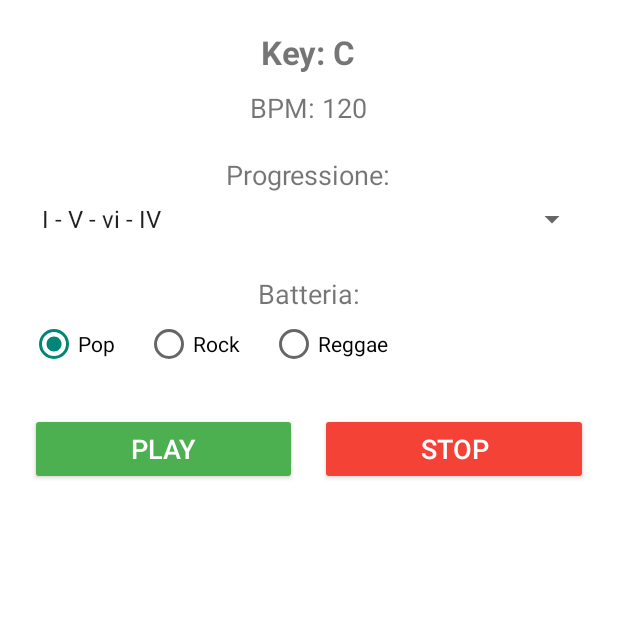
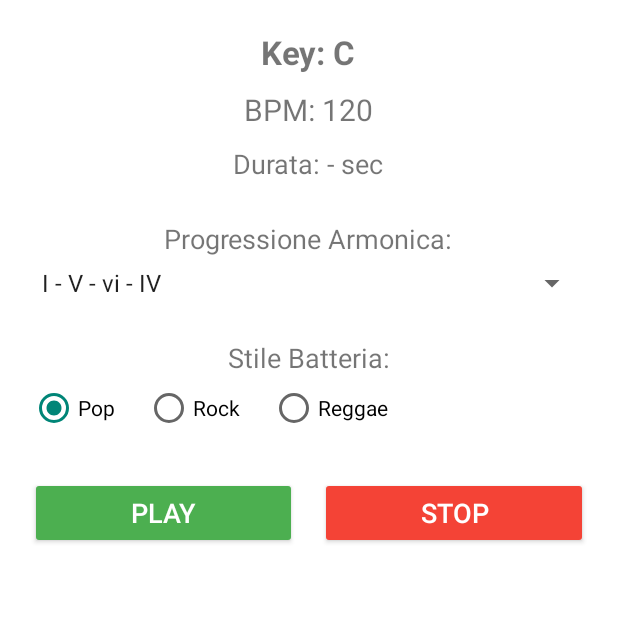
Before and after one commit to matteobross/Esame2, an Android app built with Jetpack Compose: the ArrangerActivity screen opened directly, with no data from a screen before it, after a tap on "PLAY", on a phone screen of 412 x 824 dp, the top half of it. Run offline under Robolectric (Android 15) with nearby library versions, the phone set to English and light mode, and no system bars; pictures from the network do not load.

Commit message:
forse è funzionante, da provare al cell

```diff
--- a/app/src/main/AndroidManifest.xml
+++ b/app/src/main/AndroidManifest.xml
@@ -1,6 +1,7 @@
 <?xml version="1.0" encoding="utf-8"?>
 <manifest xmlns:android="http://schemas.android.com/apk/res/android"
     xmlns:tools="http://schemas.android.com/tools">
+    <uses-permission android:name="android.permission.INTERNET" />
 
     <uses-permission android:name="android.permission.RECORD_AUDIO" />
     <uses-permission
@@ -19,6 +20,7 @@
         android:label="@string/app_name"
         android:roundIcon="@mipmap/ic_launcher_round"
         android:supportsRtl="true"
+        android:usesCleartextTraffic="true"
         android:theme="@style/Theme.AppCompat.DayNight.NoActionBar">
 
         <activity
--- a/app/src/main/java/it/progmob/esame2/ArrangementActivity.kt
+++ /dev/null
@@ -1,253 +0,0 @@
-package it.progmob.esame2
-
-import android.media.MediaPlayer
-import android.media.SoundPool
-import android.os.Bundle
-import android.os.Handler
-import android.os.Looper
-import android.widget.*
-import androidx.appcompat.app.AppCompatActivity
-
-class ArrangerActivity : AppCompatActivity() {
-
-    // UI
-    private lateinit var txtKey: TextView
-    private lateinit var txtBpm: TextView
-    private lateinit var spinnerProgression: Spinner
-    private lateinit var radioDrums: RadioGroup
-    private lateinit var btnPlay: Button
-    private lateinit var btnStop: Button
-
-    // Audio
-    private lateinit var soundPool: SoundPool
-    private var mediaPlayer: MediaPlayer? = null
-
-    // Piano notes
-    private val pianoNotes = HashMap<String, Int>()
-
-    // Drum samples
-    private var kickId = 0
-    private var snareId = 0
-    private var hihatId = 0
-
-    // Loop engine
-    private val handler = Handler(Looper.getMainLooper())
-    private var isPlaying = false
-    private var step = 0
-
-    // VARIABILI MUSICALI DA INSERIRE QUANDO SONO PRESE DAL WEB
-    private var bpm = 120
-    private var key = "C"
-
-    override fun onCreate(savedInstanceState: Bundle?) {
-        super.onCreate(savedInstanceState)
-        setContentView(R.layout.activity_arranger)
-
-        txtKey = findViewById(R.id.txtKey)
-        txtBpm = findViewById(R.id.txtBpm)
-        spinnerProgression = findViewById(R.id.spinnerProgression)
-        radioDrums = findViewById(R.id.radioDrums)
-        btnPlay = findViewById(R.id.btnPlay)
-        btnStop = findViewById(R.id.btnStop)
-
-        // Get values from previous Activity
-        key = intent.getStringExtra("key") ?: "C"
-        bpm = intent.getIntExtra("bpm", 120)
-
-        txtKey.text = "Key: $key"
-        txtBpm.text = "BPM: $bpm"
-
-        // Set progression choices
-        val progressions = listOf("I - V - vi - IV", "ii - V - I", "vi - IV - I - V")
-        spinnerProgression.adapter = ArrayAdapter(
-            this,
-            android.R.layout.simple_spinner_item,
-            progressions
-        )
-
-        // Setup SoundPool
-        soundPool = SoundPool.Builder().setMaxStreams(12).build()
-
-        loadPianoNotes()
-        loadDrumSamples()
-
-        // Load recorded audio (loop)
-        val audioPath = intent.getStringExtra("audioPath")
-        if (audioPath != null) {
-            mediaPlayer = MediaPlayer().apply {
-                setDataSource(audioPath)
-                isLooping = true
-                prepare()
-            }
-        }
-
-        btnPlay.setOnClickListener { startAll() }
-        btnStop.setOnClickListener { stopAll() }
-    }
-
-    // -------------------------------------------------------
-    // LOAD SAMPLES
-    // -------------------------------------------------------
-
-    private fun loadPianoNotes() {
-        pianoNotes["C"]  = soundPool.load(this, R.raw.piano_c, 1)
-        pianoNotes["C#"] = soundPool.load(this, R.raw.piano_csharp, 1)
-        pianoNotes["D"]  = soundPool.load(this, R.raw.piano_d, 1)
-        pianoNotes["D#"] = soundPool.load(this, R.raw.piano_dsharp, 1)
-        pianoNotes["E"]  = soundPool.load(this, R.raw.piano_e, 1)
-        pianoNotes["F"]  = soundPool.load(this, R.raw.piano_f, 1)
-        pianoNotes["F#"] = soundPool.load(this, R.raw.piano_fsharp, 1)
-        pianoNotes["G"]  = soundPool.load(this, R.raw.piano_g, 1)
-        pianoNotes["G#"] = soundPool.load(this, R.raw.piano_gsharp, 1)
-        pianoNotes["A"]  = soundPool.load(this, R.raw.piano_a, 1)
-        pianoNotes["A#"] = soundPool.load(this, R.raw.piano_asharp, 1)
-        pianoNotes["B"]  = soundPool.load(this, R.raw.piano_b, 1)
-    }
-
-    private fun loadDrumSamples() {
-        kickId = soundPool.load(this, R.raw.kick, 1)
-        snareId = soundPool.load(this, R.raw.snare, 1)
-        hihatId = soundPool.load(this, R.raw.hihat, 1)
-    }
-
-    // -------------------------------------------------------
-    // MAIN LOOP
-    // -------------------------------------------------------
-
-    private fun startAll() {
-        if (isPlaying) return
-        isPlaying = true
-        step = 0
-
-        mediaPlayer?.start()
-        startLoop()
-    }
-
-    private fun stopAll() {
-        isPlaying = false
-        mediaPlayer?.pause()
-        mediaPlayer?.seekTo(0)
-    }
-
-    private fun startLoop() {
-        val stepMs = (60000f / bpm / 4f).toLong()
-
-        handler.post(object : Runnable {
-            override fun run() {
-                if (!isPlaying) return
-
-                playDrums(step)
-                playHarmony(step)
-
-                step = (step + 1) % 16
-                handler.postDelayed(this, stepMs)
-            }
-        })
-    }
-
-    // -------------------------------------------------------
-    // DRUM ENGINE
-    // -------------------------------------------------------
-
-    private fun playDrums(step: Int) {
-        val style = when (radioDrums.checkedRadioButtonId) {
-            R.id.radioPop -> "pop"
-            R.id.radioRock -> "rock"
-            R.id.radioReggae -> "reggae"
-            else -> "pop"
-        }
-
-        when (style) {
-            "pop" -> {
-                if (step == 0 || step == 8) soundPool.play(kickId,1f,1f,1,0,1f)
-                if (step == 4 || step == 12) soundPool.play(snareId,1f,1f,1,0,1f)
-                soundPool.play(hihatId, 0.4f,0.4f,1,0,1f)
-            }
-
-            "rock" -> {
-                if (step in listOf(0,2,8)) soundPool.play(kickId,1f,1f,1,0,1f)
-                if (step == 4 || step == 12) soundPool.play(snareId,1f,1f,1,0,1f)
-                if (step % 4 == 0) soundPool.play(hihatId,0.4f,0.4f,1,0,1f)
-            }
-
-            "reggae" -> {
-                if (step == 8) {
-                    soundPool.play(kickId,1f,1f,1,0,1f)
-                    soundPool.play(snareId,1f,1f,1,0,1f)
-                }
-                if (step in listOf(2,6,10,14))
-                    soundPool.play(hihatId,0.7f,0.7f,1,0,1f)
-            }
-        }
-    }
-
-    // -------------------------------------------------------
-    // HARMONY ENGINE (PIANO CHORDS)
-    // -------------------------------------------------------
-
-    private fun playHarmony(step: Int) {
-        if (step % 4 != 0) return
-
-        val progression = when (spinnerProgression.selectedItemPosition) {
-            0 -> listOf("I", "V", "vi", "IV")
-            1 -> listOf("ii", "V", "I")
-            2 -> listOf("vi", "IV", "I", "V")
-            else -> listOf("I", "V", "vi", "IV")
-        }
-
-        val chordDegree = progression[(step / 4) % progression.size]
-        val (rootNote, chordType) = getChordFromDegree(key, chordDegree)
-
-        playChord(rootNote, chordType)
-    }
-
-    private fun playChord(root: String, chordType: String) {
-        val semitones = mapOf(
-            "major" to listOf(0, 4, 7),
-            "minor" to listOf(0, 3, 7),
-            "dim"   to listOf(0, 3, 6)
-        )
-
-        val intervals = semitones[chordType] ?: return
-
-        val noteOrder = listOf("C","C#","D","D#","E","F","F#","G","G#","A","A#","B")
-        val rootIndex = noteOrder.indexOf(root)
-
-        for (interval in intervals) {
-            val idx = (rootIndex + interval) % 12
-            val noteName = noteOrder[idx]
-            val noteId = pianoNotes[noteName] ?: continue
-            soundPool.play(noteId, 1f, 1f, 1, 0, 1f)
-        }
-    }
-
-    private fun getChordFromDegree(keyRoot: String, degree: String): Pair<String, String> {
-        val semitones = listOf("C","C#","D","D#","E","F","F#","G","G#","A","A#","B")
-        val majorScale = listOf(0,2,4,5,7,9,11)
-
-        val degreeMap = mapOf(
-            "I" to 0,
-            "ii" to 1,
-            "iii" to 2,
-            "IV" to 3,
-            "V" to 4,
-            "vi" to 5,
-            "vii°" to 6
-        )
-
-        val keyIndex = semitones.indexOf(keyRoot)
-        val degIndex = degreeMap[degree] ?: 0
-
-        val rootNote = semitones[(keyIndex + majorScale[degIndex]) % 12]
-
-        val type =
-            when (degree) {
-                "I","IV","V" -> "major"
-                "ii","iii","vi" -> "minor"
-                "vii°" -> "dim"
-                else -> "major"
-            }
-
-        return Pair(rootNote, type)
-    }
-}
--- /dev/null
+++ b/app/src/main/java/it/progmob/esame2/ArrangerActivity.kt
@@ -0,0 +1,271 @@
+package it.progmob.esame2
+
+import android.media.MediaPlayer
+import android.media.SoundPool
+import android.os.Bundle
+import android.os.Handler
+import android.os.Looper
+import android.widget.*
+import androidx.appcompat.app.AppCompatActivity
+import org.json.JSONObject
+
+class ArrangerActivity : AppCompatActivity() {
+
+    // UI
+    private lateinit var txtKey: TextView
+    private lateinit var txtBpm: TextView
+    private lateinit var spinnerProgression: Spinner
+    private lateinit var radioDrums: RadioGroup
+    private lateinit var btnPlay: Button
+    private lateinit var btnStop: Button
+
+    // Audio
+    private lateinit var soundPool: SoundPool
+    private var mediaPlayer: MediaPlayer? = null
+
+    // Piano notes
+    private val pianoNotes = HashMap<String, Int>()
+
+    // Drum samples
+    private var kickId = 0
+    private var snareId = 0
+    private var hihatId = 0
+
+    // Loop engine
+    private val handler = Handler(Looper.getMainLooper())
+    private var isPlaying = false
+    private var step = 0
+
+    // VARIABILI MUSICALI ARRIVATE DAL SERVER
+    private var bpm = 120
+    private var key = "C"
+    private var duration: Double = 0.0
+
+    override fun onCreate(savedInstanceState: Bundle?) {
+        super.onCreate(savedInstanceState)
+        setContentView(R.layout.activity_arranger)
+
+        txtKey = findViewById(R.id.txtKey)
+        txtBpm = findViewById(R.id.txtBpm)
+        spinnerProgression = findViewById(R.id.spinnerProgression)
+        radioDrums = findViewById(R.id.radioDrums)
+        btnPlay = findViewById(R.id.btnPlay)
+        btnStop = findViewById(R.id.btnStop)
+
+        // ------------------------------------------------------------------
+        // 🔥 RICEVI IL JSON DAL SERVER (PlayActivity → ArrangerActivity)
+        // ------------------------------------------------------------------
+        val jsonString = intent.getStringExtra("analysis_json")
+
+        if (jsonString != null) {
+            try {
+                val json = JSONObject(jsonString)
+
+                bpm = json.optDouble("bpm", 120.0).toInt()
+                key = json.optString("key", "C")
+                duration = json.optDouble("duration", 0.0)
+
+            } catch (e: Exception) {
+                Toast.makeText(this, "Errore lettura JSON: ${e.message}", Toast.LENGTH_LONG).show()
+            }
+        }
+
+        // Aggiorna UI
+        txtKey.text = "Key: $key"
+        txtBpm.text = "BPM: $bpm"
+
+        // Progressioni
+        val progressions = listOf("I - V - vi - IV", "ii - V - I", "vi - IV - I - V")
+        spinnerProgression.adapter = ArrayAdapter(
+            this,
+            android.R.layout.simple_spinner_item,
+            progressions
+        )
+
+        // Setup SoundPool
+        soundPool = SoundPool.Builder().setMaxStreams(12).build()
+        loadPianoNotes()
+        loadDrumSamples()
+
+        // CARICA L’AUDIO ORIGINALE (loop)
+        val audioPath = intent.getStringExtra("audioPath")
+        if (audioPath != null) {
+            mediaPlayer = MediaPlayer().apply {
+                setDataSource(audioPath)
+                isLooping = true
+                prepare()
+            }
+        }
+
+        btnPlay.setOnClickListener { startAll() }
+        btnStop.setOnClickListener { stopAll() }
+    }
+
+    // -------------------------------------------------------
+    // LOAD SAMPLES
+    // -------------------------------------------------------
+
+    private fun loadPianoNotes() {
+        pianoNotes["C"]  = soundPool.load(this, R.raw.piano_c, 1)
+        pianoNotes["C#"] = soundPool.load(this, R.raw.piano_csharp, 1)
+        pianoNotes["D"]  = soundPool.load(this, R.raw.piano_d, 1)
+        pianoNotes["D#"] = soundPool.load(this, R.raw.piano_dsharp, 1)
+        pianoNotes["E"]  = soundPool.load(this, R.raw.piano_e, 1)
+        pianoNotes["F"]  = soundPool.load(this, R.raw.piano_f, 1)
+        pianoNotes["F#"] = soundPool.load(this, R.raw.piano_fsharp, 1)
+        pianoNotes["G"]  = soundPool.load(this, R.raw.piano_g, 1)
+        pianoNotes["G#"] = soundPool.load(this, R.raw.piano_gsharp, 1)
+        pianoNotes["A"]  = soundPool.load(this, R.raw.piano_a, 1)
+        pianoNotes["A#"] = soundPool.load(this, R.raw.piano_asharp, 1)
+        pianoNotes["B"]  = soundPool.load(this, R.raw.piano_b, 1)
+    }
+
+    private fun loadDrumSamples() {
+        kickId = soundPool.load(this, R.raw.kick, 1)
+        snareId = soundPool.load(this, R.raw.snare, 1)
+        hihatId = soundPool.load(this, R.raw.hihat, 1)
+    }
+
+    // -------------------------------------------------------
+    // MAIN LOOP
+    // -------------------------------------------------------
+
+    private fun startAll() {
+        if (isPlaying) return
+        isPlaying = true
+        step = 0
+
+        mediaPlayer?.start()
+        startLoop()
+    }
+
+    private fun stopAll() {
+        isPlaying = false
+        mediaPlayer?.pause()
+        mediaPlayer?.seekTo(0)
+    }
+
+    private fun startLoop() {
+        val stepMs = (60000f / bpm / 4f).toLong()
+
+        handler.post(object : Runnable {
+            override fun run() {
+                if (!isPlaying) return
+
+                playDrums(step)
+                playHarmony(step)
+
+                step = (step + 1) % 16
+                handler.postDelayed(this, stepMs)
+            }
+        })
+    }
+
+    // -------------------------------------------------------
+    // DRUM ENGINE
+    // -------------------------------------------------------
+
+    private fun playDrums(step: Int) {
+        val style = when (radioDrums.checkedRadioButtonId) {
+            R.id.radioPop -> "pop"
+            R.id.radioRock -> "rock"
+            R.id.radioReggae -> "reggae"
+            else -> "pop"
+        }
+
+        when (style) {
+            "pop" -> {
+                if (step == 0 || step == 8) soundPool.play(kickId,1f,1f,1,0,1f)
+                if (step == 4 || step == 12) soundPool.play(snareId,1f,1f,1,0,1f)
+                soundPool.play(hihatId, 0.4f,0.4f,1,0,1f)
+            }
+
+            "rock" -> {
+                if (step in listOf(0,2,8)) soundPool.play(kickId,1f,1f,1,0,1f)
+                if (step == 4 || step == 12) soundPool.play(snareId,1f,1f,1,0,1f)
+                if (step % 4 == 0) soundPool.play(hihatId,0.4f,0.4f,1,0,1f)
+            }
+
+            "reggae" -> {
+                if (step == 8) {
+                    soundPool.play(kickId,1f,1f,1,0,1f)
+                    soundPool.play(snareId,1f,1f,1,0,1f)
+                }
+                if (step in listOf(2,6,10,14))
+                    soundPool.play(hihatId,0.7f,0.7f,1,0,1f)
+            }
+        }
+    }
+
+    // -------------------------------------------------------
+    // HARMONY ENGINE
+    // -------------------------------------------------------
+
+    private fun playHarmony(step: Int) {
+        if (step % 4 != 0) return
+
+        val progression = when (spinnerProgression.selectedItemPosition) {
+            0 -> listOf("I", "V", "vi", "IV")
+            1 -> listOf("ii", "V", "I")
+            2 -> listOf("vi", "IV", "I", "V")
+            else -> listOf("I", "V", "vi", "IV")
+        }
+
+        val chordDegree = progression[(step / 4) % progression.size]
+        val (rootNote, chordType) = getChordFromDegree(key, chordDegree)
+
+        playChord(rootNote, chordType)
+    }
+
+    private fun playChord(root: String, chordType: String) {
+        val semitones = mapOf(
+            "major" to listOf(0, 4, 7),
+            "minor" to listOf(0, 3, 7),
+            "dim"   to listOf(0, 3, 6)
+        )
+
+        val intervals = semitones[chordType] ?: return
+
+        val noteOrder = listOf("C","C#","D","D#","E","F","F#","G","G#","A","A#","B")
+        val rootIndex = noteOrder.indexOf(root)
+
+        for (interval in intervals) {
+            val idx = (rootIndex + interval) % 12
+            val noteName = noteOrder[idx]
+            val noteId = pianoNotes[noteName] ?: continue
+            soundPool.play(noteId, 1f, 1f, 1, 0, 1f)
+        }
+    }
+
+    private fun getChordFromDegree(keyRoot: String, degree: String): Pair<String, String> {
+        val semitones = listOf("C","C#","D","D#","E","F","F#","G","G#","A","A#","B")
+        val majorScale = listOf(0,2,4,5,7,9,11)
+
+        val degreeMap = mapOf(
+            "I" to 0,
+            "ii" to 1,
+            "iii" to 2,
+            "IV" to 3,
+            "V" to 4,
+            "vi" to 5,
+            "vii°" to 6
+        )
+
+        val keyIndex = semitones.indexOf(keyRoot)
+        val degIndex = degreeMap[degree] ?: 0
+
+        val rootNote = semitones[(keyIndex + majorScale[degIndex])
+
+                % 12]
+
+        val type =
+            when (degree) {
+                "I","IV","V" -> "major"
+                "ii","iii","vi" -> "minor"
+                "vii°" -> "dim"
+                else -> "major"
+            }
+
+        return Pair(rootNote, type)
+    }
+}
--- a/app/src/main/res/layout/activity_arranger.xml
+++ b/app/src/main/res/layout/activity_arranger.xml
@@ -1,18 +1,22 @@
 <?xml version="1.0" encoding="utf-8"?>
-<LinearLayout xmlns:android="http://schemas.android.com/apk/res/android"
+<ScrollView xmlns:android="http://schemas.android.com/apk/res/android"
     android:layout_width="match_parent"
     android:layout_height="match_parent"
+    android:background="#FFFFFF">
+
+    <LinearLayout
+        android:layout_width="match_parent"
+        android:layout_height="wrap_content"
         android:orientation="vertical"
         android:padding="20dp"
-    android:gravity="top|center_horizontal"
-    android:background="#FFFFFF">
+        android:gravity="top|center_horizontal">
 
-    <!-- TONALITÀ -->
+        <!-- KEY -->
         <TextView
             android:id="@+id/txtKey"
             android:layout_width="wrap_content"
             android:layout_height="wrap_content"
-        android:text="Key: C"
+            android:text="Key: -"
             android:textSize="22sp"
             android:textStyle="bold"
             android:layout_marginBottom="10dp" />
@@ -22,15 +26,24 @@
             android:id="@+id/txtBpm"
             android:layout_width="wrap_content"
             android:layout_height="wrap_content"
-        android:text="BPM: 120"
+            android:text="BPM: -"
+            android:textSize="20sp"
+            android:layout_marginBottom="10dp" />
+
+        <!-- DURATION -->
+        <TextView
+            android:id="@+id/txtDuration"
+            android:layout_width="wrap_content"
+            android:layout_height="wrap_content"
+            android:text="Durata: - sec"
             android:textSize="18sp"
-        android:layout_marginBottom="20dp" />
+            android:layout_marginBottom="25dp" />
 
         <!-- PROGRESSIONE ARMONICA -->
         <TextView
             android:layout_width="wrap_content"
             android:layout_height="wrap_content"
-        android:text="Progressione:"
+            android:text="Progressione Armonica:"
             android:textSize="18sp"
             android:layout_marginBottom="5dp" />
 
@@ -38,14 +51,14 @@
             android:id="@+id/spinnerProgression"
             android:layout_width="match_parent"
             android:layout_height="wrap_content"
-        android:spinnerMode="dropdown"
-        android:layout_marginBottom="25dp" />
+            android:layout_marginBottom="25dp"
+            android:spinnerMode="dropdown" />
 
         <!-- SELEZIONE BATTERIA -->
         <TextView
             android:layout_width="wrap_content"
             android:layout_height="wrap_content"
-        android:text="Batteria:"
+            android:text="Stile Batteria:"
             android:textSize="18sp"
             android:layout_marginBottom="5dp" />
 
@@ -78,7 +91,7 @@
                 android:layout_marginStart="20dp" />
         </RadioGroup>
 
-    <!-- PULSANTI PLAY/STOP -->
+        <!-- PULSANTI -->
         <LinearLayout
             android:layout_width="match_parent"
             android:layout_height="wrap_content"
@@ -89,24 +102,25 @@
                 android:id="@+id/btnPlay"
                 android:layout_width="0dp"
                 android:layout_height="wrap_content"
+                android:layout_weight="1"
                 android:text="PLAY"
-            android:layout_weight="1"
+                android:padding="10dp"
+                android:textSize="18sp"
                 android:backgroundTint="#4CAF50"
-            android:textColor="#FFFFFF"
-            android:padding="10dp"
-            android:textSize="18sp" />
+                android:textColor="#FFFFFF" />
 
             <Button
                 android:id="@+id/btnStop"
                 android:layout_width="0dp"
                 android:layout_height="wrap_content"
+                android:layout_weight="1"
                 android:text="STOP"
-            android:layout_weight="1"
+                android:padding="10dp"
+                android:textSize="18sp"
                 android:backgroundTint="#F44336"
                 android:textColor="#FFFFFF"
-            android:padding="10dp"
-            android:textSize="18sp"
                 android:layout_marginStart="15dp" />
         </LinearLayout>
 
     </LinearLayout>
+</ScrollView>
```
Also changed, not shown: app/src/main/java/it/progmob/esame2/PlayActivity.kt (+75 -9 lines), 594 other files. Lines whose indentation alone changed are shown as unchanged.
